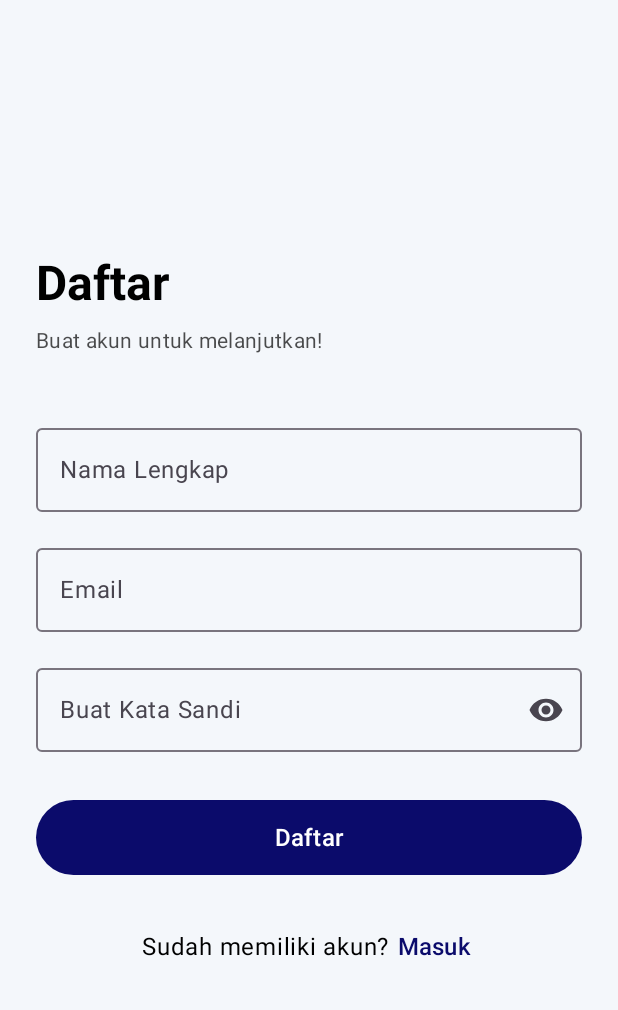
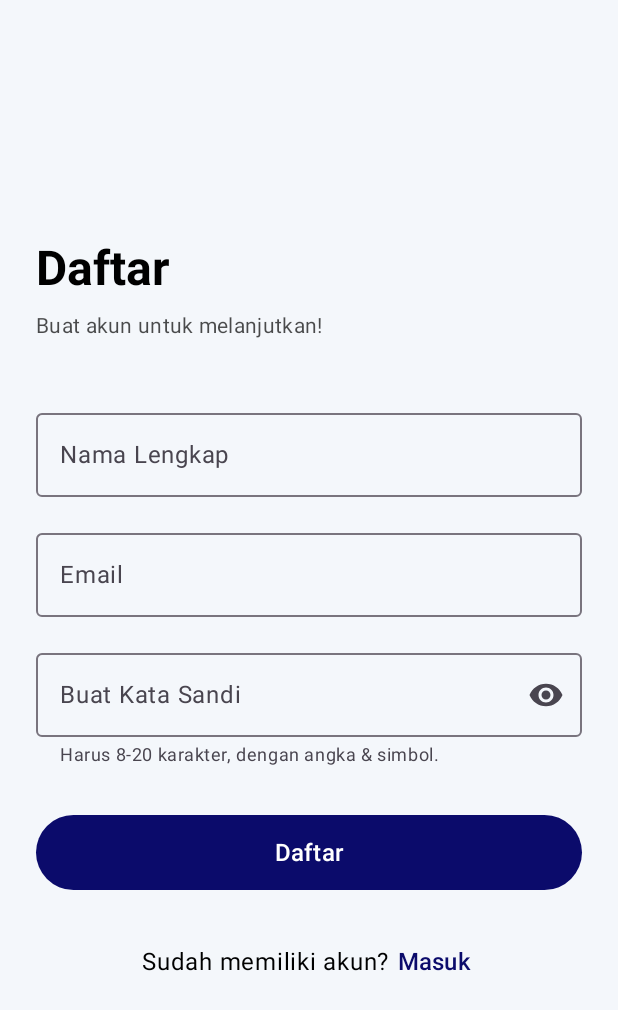
Before and after one commit to feryardnsyah04/Inception-StoryLens, an Android app built with Jetpack Compose: the screen it shows after launch (MainActivity), after a tap on "Daftar", on a phone screen of 412 x 824 dp. Shown: the top 1010 px of the screen. Run offline under Robolectric (Android 15) with nearby library versions, the phone set to English and light mode, and no system bars; our stand-ins replace Firebase (no records; nobody signed in at launch, a user with empty details on screens opened directly).

Commit message:
feat: update RegisterScreen layout and add password guidelines

```diff
--- a/app/src/main/java/com/inception/storylens/ui/auth/RegisterScreen.kt
+++ b/app/src/main/java/com/inception/storylens/ui/auth/RegisterScreen.kt
@@ -1,13 +1,36 @@
 package com.inception.storylens.ui.auth
 
 import android.widget.Toast
-import androidx.compose.foundation.layout.*
+import androidx.compose.foundation.layout.Arrangement
+import androidx.compose.foundation.layout.Column
+import androidx.compose.foundation.layout.PaddingValues
+import androidx.compose.foundation.layout.Row
+import androidx.compose.foundation.layout.Spacer
+import androidx.compose.foundation.layout.fillMaxSize
+import androidx.compose.foundation.layout.fillMaxWidth
+import androidx.compose.foundation.layout.height
+import androidx.compose.foundation.layout.padding
+import androidx.compose.foundation.layout.size
 import androidx.compose.foundation.text.KeyboardOptions
 import androidx.compose.material.icons.Icons
 import androidx.compose.material.icons.filled.Visibility
 import androidx.compose.material.icons.filled.VisibilityOff
-import androidx.compose.material3.*
-import androidx.compose.runtime.*
+import androidx.compose.material3.Button
+import androidx.compose.material3.CircularProgressIndicator
+import androidx.compose.material3.Icon
+import androidx.compose.material3.IconButton
+import androidx.compose.material3.MaterialTheme
+import androidx.compose.material3.OutlinedTextField
+import androidx.compose.material3.Surface
+import androidx.compose.material3.Text
+import androidx.compose.material3.TextButton
+import androidx.compose.runtime.Composable
+import androidx.compose.runtime.LaunchedEffect
+import androidx.compose.runtime.collectAsState
+import androidx.compose.runtime.getValue
+import androidx.compose.runtime.mutableStateOf
+import androidx.compose.runtime.remember
+import androidx.compose.runtime.setValue
 import androidx.compose.ui.Alignment
 import androidx.compose.ui.Modifier
 import androidx.compose.ui.platform.LocalContext
@@ -16,11 +39,8 @@ import androidx.compose.ui.text.input.KeyboardType
 import androidx.compose.ui.text.input.PasswordVisualTransformation
 import androidx.compose.ui.text.input.VisualTransformation
 import androidx.compose.ui.text.style.TextAlign
-import androidx.compose.ui.tooling.preview.Preview
 import androidx.compose.ui.unit.dp
 import androidx.compose.ui.unit.sp
-import com.inception.storylens.repository.AuthRepository
-import com.inception.storylens.ui.theme.StoryLensTheme
 import com.inception.storylens.viewmodel.AuthViewModel
 
 @Composable
@@ -106,6 +126,9 @@ fun RegisterScreen(
                     IconButton(onClick = { isPasswordVisible = !isPasswordVisible }) {
                         Icon(imageVector = image, contentDescription = if (isPasswordVisible) "Sembunyikan password" else "Tampilkan password")
                     }
+                },
+                supportingText = {
+                    Text("Harus 8-20 karakter, dengan angka & simbol.")
                 }
             )
             Spacer(modifier = Modifier.height(32.dp))
--- a/app/src/main/java/com/inception/storylens/ui/theme/Type.kt
+++ b/app/src/main/java/com/inception/storylens/ui/theme/Type.kt
@@ -14,6 +14,13 @@ val Typography = Typography(
         fontSize = 16.sp,
         lineHeight = 24.sp,
         letterSpacing = 0.5.sp
+    ),
+    bodySmall = TextStyle(
+        fontFamily = FontFamily.Default,
+        fontWeight = FontWeight.Normal,
+        fontSize = 12.sp,
+        lineHeight = 16.sp,
+        letterSpacing = 0.4.sp
     )
     /* Other default text styles to override
     titleLarge = TextStyle(
```
